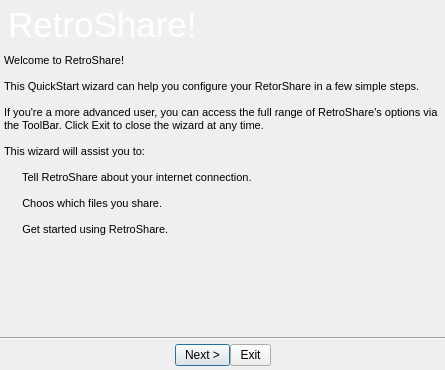
Qt form retroshare-gui/src/gui/QuickStartWizard.ui (RetroShare/RetroShare) before a commit.
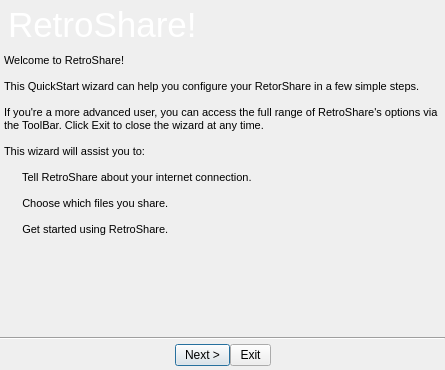
The same form after that commit. Icons and pictures are not drawn.

Commit message: fixed Mispelling in Wizard

The edit to the form file:
```diff
--- a/retroshare-gui/src/gui/QuickStartWizard.ui
+++ b/retroshare-gui/src/gui/QuickStartWizard.ui
@@ -201,20 +201,20 @@
              <string>&lt;!DOCTYPE HTML PUBLIC &quot;-//W3C//DTD HTML 4.0//EN&quot; &quot;http://www.w3.org/TR/REC-html40/strict.dtd&quot;&gt;
 &lt;html&gt;&lt;head&gt;&lt;meta name=&quot;qrichtext&quot; content=&quot;1&quot; /&gt;&lt;style type=&quot;text/css&quot;&gt;
 p, li { white-space: pre-wrap; }
-&lt;/style&gt;&lt;/head&gt;&lt;body style=&quot; font-family:'DejaVu Sans'; font-size:10pt; font-weight:400; font-style:normal;&quot;&gt;
-&lt;p style=&quot; margin-top:0px; margin-bottom:0px; margin-left:0px; margin-right:0px; -qt-block-indent:0; text-indent:0px;&quot;&gt;&lt;span style=&quot; font-family:'MS Shell Dlg 2'; font-size:8pt;&quot;&gt;Welcome to RetroShare!&lt;/span&gt;&lt;/p&gt;
-&lt;p style=&quot;-qt-paragraph-type:empty; margin-top:0px; margin-bottom:0px; margin-left:0px; margin-right:0px; -qt-block-indent:0; text-indent:0px; font-family:'MS Shell Dlg 2'; font-size:8pt;&quot;&gt;&lt;/p&gt;
-&lt;p style=&quot; margin-top:0px; margin-bottom:0px; margin-left:0px; margin-right:0px; -qt-block-indent:0; text-indent:0px;&quot;&gt;&lt;span style=&quot; font-family:'MS Shell Dlg 2'; font-size:8pt;&quot;&gt;This QuickStart wizard can help you configure your RetorShare in a few simple steps.&lt;/span&gt;&lt;/p&gt;
-&lt;p style=&quot;-qt-paragraph-type:empty; margin-top:0px; margin-bottom:0px; margin-left:0px; margin-right:0px; -qt-block-indent:0; text-indent:0px; font-family:'MS Shell Dlg 2'; font-size:8pt;&quot;&gt;&lt;/p&gt;
-&lt;p style=&quot; margin-top:0px; margin-bottom:0px; margin-left:0px; margin-right:0px; -qt-block-indent:0; text-indent:0px;&quot;&gt;&lt;span style=&quot; font-family:'MS Shell Dlg 2'; font-size:8pt;&quot;&gt;If you're a more advanced user, you can access the full range of RetroShare's options via the ToolBar. Click Exit to close the wizard at any time.&lt;/span&gt;&lt;/p&gt;
-&lt;p style=&quot;-qt-paragraph-type:empty; margin-top:0px; margin-bottom:0px; margin-left:0px; margin-right:0px; -qt-block-indent:0; text-indent:0px; font-family:'MS Shell Dlg 2'; font-size:8pt;&quot;&gt;&lt;/p&gt;
-&lt;p style=&quot; margin-top:0px; margin-bottom:0px; margin-left:0px; margin-right:0px; -qt-block-indent:0; text-indent:0px;&quot;&gt;&lt;span style=&quot; font-family:'MS Shell Dlg 2'; font-size:8pt;&quot;&gt;This wizard will assist you to:&lt;/span&gt;&lt;/p&gt;
-&lt;p style=&quot;-qt-paragraph-type:empty; margin-top:0px; margin-bottom:0px; margin-left:0px; margin-right:0px; -qt-block-indent:0; text-indent:0px; font-family:'MS Shell Dlg 2'; font-size:8pt;&quot;&gt;&lt;/p&gt;
-&lt;p style=&quot; margin-top:0px; margin-bottom:0px; margin-left:0px; margin-right:0px; -qt-block-indent:0; text-indent:0px;&quot;&gt;&lt;span style=&quot; font-family:'MS Shell Dlg 2'; font-size:8pt;&quot;&gt;    &lt;/span&gt;&lt;img src=&quot;:/images/list_bullet_arrow.png&quot; /&gt;&lt;span style=&quot; font-family:'MS Shell Dlg 2'; font-size:8pt;&quot;&gt;  Tell RetroShare about your internet connection.&lt;/span&gt;&lt;/p&gt;
-&lt;p style=&quot;-qt-paragraph-type:empty; margin-top:0px; margin-bottom:0px; margin-left:0px; margin-right:0px; -qt-block-indent:0; text-indent:0px; font-family:'MS Shell Dlg 2'; font-size:8pt;&quot;&gt;&lt;/p&gt;
-&lt;p style=&quot; margin-top:0px; margin-bottom:0px; margin-left:0px; margin-right:0px; -qt-block-indent:0; text-indent:0px;&quot;&gt;&lt;span style=&quot; font-family:'MS Shell Dlg 2'; font-size:8pt;&quot;&gt;    &lt;/span&gt;&lt;img src=&quot;:/images/list_bullet_arrow.png&quot; /&gt;&lt;span style=&quot; font-family:'MS Shell Dlg 2'; font-size:8pt;&quot;&gt;  Choos which files you share.&lt;/span&gt;&lt;/p&gt;
-&lt;p style=&quot;-qt-paragraph-type:empty; margin-top:0px; margin-bottom:0px; margin-left:0px; margin-right:0px; -qt-block-indent:0; text-indent:0px; font-family:'MS Shell Dlg 2'; font-size:8pt;&quot;&gt;&lt;/p&gt;
-&lt;p style=&quot; margin-top:0px; margin-bottom:0px; margin-left:0px; margin-right:0px; -qt-block-indent:0; text-indent:0px;&quot;&gt;&lt;span style=&quot; font-family:'MS Shell Dlg 2'; font-size:8pt;&quot;&gt;    &lt;/span&gt;&lt;img src=&quot;:/images/list_bullet_arrow.png&quot; /&gt;&lt;span style=&quot; font-family:'MS Shell Dlg 2'; font-size:8pt;&quot;&gt;  Get started using RetroShare.&lt;/span&gt;&lt;/p&gt;&lt;/body&gt;&lt;/html&gt;</string>
+&lt;/style&gt;&lt;/head&gt;&lt;body style=&quot; font-family:'MS Shell Dlg 2'; font-size:8.25pt; font-weight:400; font-style:normal;&quot;&gt;
+&lt;p style=&quot; margin-top:0px; margin-bottom:0px; margin-left:0px; margin-right:0px; -qt-block-indent:0; text-indent:0px;&quot;&gt;&lt;span style=&quot; font-size:8pt;&quot;&gt;Welcome to RetroShare!&lt;/span&gt;&lt;/p&gt;
+&lt;p style=&quot;-qt-paragraph-type:empty; margin-top:0px; margin-bottom:0px; margin-left:0px; margin-right:0px; -qt-block-indent:0; text-indent:0px; font-size:8pt;&quot;&gt;&lt;/p&gt;
+&lt;p style=&quot; margin-top:0px; margin-bottom:0px; margin-left:0px; margin-right:0px; -qt-block-indent:0; text-indent:0px;&quot;&gt;&lt;span style=&quot; font-size:8pt;&quot;&gt;This QuickStart wizard can help you configure your RetorShare in a few simple steps.&lt;/span&gt;&lt;/p&gt;
+&lt;p style=&quot;-qt-paragraph-type:empty; margin-top:0px; margin-bottom:0px; margin-left:0px; margin-right:0px; -qt-block-indent:0; text-indent:0px; font-size:8pt;&quot;&gt;&lt;/p&gt;
+&lt;p style=&quot; margin-top:0px; margin-bottom:0px; margin-left:0px; margin-right:0px; -qt-block-indent:0; text-indent:0px;&quot;&gt;&lt;span style=&quot; font-size:8pt;&quot;&gt;If you're a more advanced user, you can access the full range of RetroShare's options via the ToolBar. Click Exit to close the wizard at any time.&lt;/span&gt;&lt;/p&gt;
+&lt;p style=&quot;-qt-paragraph-type:empty; margin-top:0px; margin-bottom:0px; margin-left:0px; margin-right:0px; -qt-block-indent:0; text-indent:0px; font-size:8pt;&quot;&gt;&lt;/p&gt;
+&lt;p style=&quot; margin-top:0px; margin-bottom:0px; margin-left:0px; margin-right:0px; -qt-block-indent:0; text-indent:0px;&quot;&gt;&lt;span style=&quot; font-size:8pt;&quot;&gt;This wizard will assist you to:&lt;/span&gt;&lt;/p&gt;
+&lt;p style=&quot;-qt-paragraph-type:empty; margin-top:0px; margin-bottom:0px; margin-left:0px; margin-right:0px; -qt-block-indent:0; text-indent:0px; font-size:8pt;&quot;&gt;&lt;/p&gt;
+&lt;p style=&quot; margin-top:0px; margin-bottom:0px; margin-left:0px; margin-right:0px; -qt-block-indent:0; text-indent:0px;&quot;&gt;&lt;span style=&quot; font-size:8pt;&quot;&gt;    &lt;/span&gt;&lt;img src=&quot;:/images/list_bullet_arrow.png&quot; /&gt;&lt;span style=&quot; font-size:8pt;&quot;&gt;  Tell RetroShare about your internet connection.&lt;/span&gt;&lt;/p&gt;
+&lt;p style=&quot;-qt-paragraph-type:empty; margin-top:0px; margin-bottom:0px; margin-left:0px; margin-right:0px; -qt-block-indent:0; text-indent:0px; font-size:8pt;&quot;&gt;&lt;/p&gt;
+&lt;p style=&quot; margin-top:0px; margin-bottom:0px; margin-left:0px; margin-right:0px; -qt-block-indent:0; text-indent:0px;&quot;&gt;&lt;span style=&quot; font-size:8pt;&quot;&gt;    &lt;/span&gt;&lt;img src=&quot;:/images/list_bullet_arrow.png&quot; /&gt;&lt;span style=&quot; font-size:8pt;&quot;&gt;  Choose which files you share.&lt;/span&gt;&lt;/p&gt;
+&lt;p style=&quot;-qt-paragraph-type:empty; margin-top:0px; margin-bottom:0px; margin-left:0px; margin-right:0px; -qt-block-indent:0; text-indent:0px; font-size:8pt;&quot;&gt;&lt;/p&gt;
+&lt;p style=&quot; margin-top:0px; margin-bottom:0px; margin-left:0px; margin-right:0px; -qt-block-indent:0; text-indent:0px;&quot;&gt;&lt;span style=&quot; font-size:8pt;&quot;&gt;    &lt;/span&gt;&lt;img src=&quot;:/images/list_bullet_arrow.png&quot; /&gt;&lt;span style=&quot; font-size:8pt;&quot;&gt;  Get started using RetroShare.&lt;/span&gt;&lt;/p&gt;&lt;/body&gt;&lt;/html&gt;</string>
             </property>
             <property name="alignment">
              <set>Qt::AlignLeading|Qt::AlignLeft|Qt::AlignTop</set>
```
